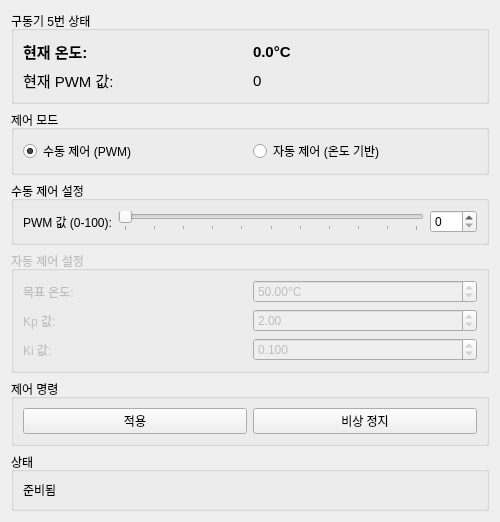
Qt form src/wearable_robot_rqt_plugins/resource/actuator_control.ui (dongsus41/WR_ws) before a commit.
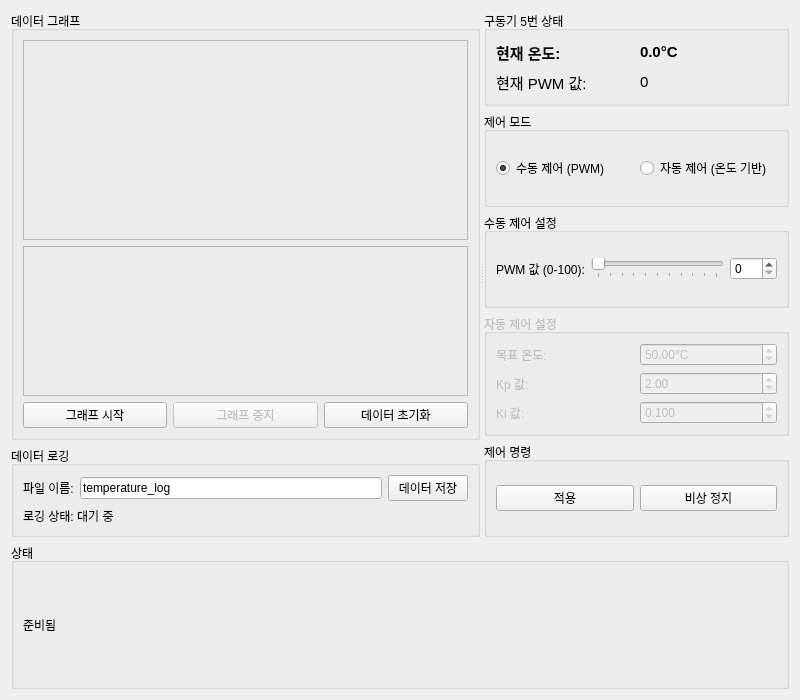
The same form after that commit.

```diff
--- a/src/wearable_robot_rqt_plugins/resource/actuator_control.ui
+++ b/src/wearable_robot_rqt_plugins/resource/actuator_control.ui
@@ -6,8 +6,8 @@
    <rect>
     <x>0</x>
     <y>0</y>
-    <width>500</width>
-    <height>400</height>
+    <width>800</width>
+    <height>700</height>
    </rect>
   </property>
   <property name="windowTitle">
@@ -15,6 +15,126 @@
   </property>
   <layout class="QVBoxLayout" name="verticalLayout">
    <item>
+    <widget class="QSplitter" name="splitter">
+     <property name="orientation">
+      <enum>Qt::Horizontal</enum>
+     </property>
+     <!-- 그래프 영역 (좌측) -->
+     <widget class="QWidget" name="graphAndLogWidget" native="true">
+      <layout class="QVBoxLayout" name="verticalLayout_3">
+       <item>
+        <widget class="QGroupBox" name="graph_group">
+         <property name="title">
+          <string>데이터 그래프</string>
+         </property>
+         <layout class="QVBoxLayout" name="verticalLayout_4">
+          <item>
+           <widget class="QFrame" name="temp_graph_frame">
+            <property name="minimumSize">
+             <size>
+              <width>400</width>
+              <height>200</height>
+             </size>
+            </property>
+            <property name="frameShape">
+             <enum>QFrame::StyledPanel</enum>
+            </property>
+            <property name="frameShadow">
+             <enum>QFrame::Raised</enum>
+            </property>
+           </widget>
+          </item>
+          <item>
+           <widget class="QFrame" name="pwm_graph_frame">
+            <property name="minimumSize">
+             <size>
+              <width>400</width>
+              <height>150</height>
+             </size>
+            </property>
+            <property name="frameShape">
+             <enum>QFrame::StyledPanel</enum>
+            </property>
+            <property name="frameShadow">
+             <enum>QFrame::Raised</enum>
+            </property>
+           </widget>
+          </item>
+          <item>
+           <layout class="QHBoxLayout" name="horizontalLayout_3">
+            <item>
+             <widget class="QPushButton" name="graph_start_button">
+              <property name="text">
+               <string>그래프 시작</string>
+              </property>
+             </widget>
+            </item>
+            <item>
+             <widget class="QPushButton" name="graph_stop_button">
+              <property name="text">
+               <string>그래프 중지</string>
+              </property>
+              <property name="enabled">
+               <bool>false</bool>
+              </property>
+             </widget>
+            </item>
+            <item>
+             <widget class="QPushButton" name="reset_graph_button">
+              <property name="text">
+               <string>데이터 초기화</string>
+              </property>
+             </widget>
+            </item>
+           </layout>
+          </item>
+         </layout>
+        </widget>
+       </item>
+       <item>
+        <widget class="QGroupBox" name="data_logging_group">
+         <property name="title">
+          <string>데이터 로깅</string>
+         </property>
+         <layout class="QGridLayout" name="gridLayout_4">
+          <item row="0" column="0">
+           <widget class="QLabel" name="label_6">
+            <property name="text">
+             <string>파일 이름:</string>
+            </property>
+           </widget>
+          </item>
+          <item row="0" column="1">
+           <widget class="QLineEdit" name="filename_edit">
+            <property name="text">
+             <string>temperature_log</string>
+            </property>
+           </widget>
+          </item>
+          <item row="0" column="2">
+           <widget class="QPushButton" name="save_data_button">
+            <property name="text">
+             <string>데이터 저장</string>
+            </property>
+           </widget>
+          </item>
+          <item row="1" column="0" colspan="3">
+           <widget class="QLabel" name="log_status_label">
+            <property name="text">
+             <string>로깅 상태: 대기 중</string>
+            </property>
+           </widget>
+          </item>
+         </layout>
+        </widget>
+       </item>
+      </layout>
+     </widget>
+
+     <!-- 제어 패널 (우측) -->
+     <widget class="QWidget" name="controlWidget" native="true">
+      <layout class="QVBoxLayout" name="verticalLayout_2">
+       <item>
     <widget class="QGroupBox" name="groupBox">
      <property name="title">
       <string>구동기 5번 상태</string>
@@ -250,12 +370,16 @@
      </layout>
     </widget>
    </item>
+      </layout>
+     </widget>
+    </widget>
+   </item>
    <item>
     <widget class="QGroupBox" name="groupBox_5">
      <property name="title">
       <string>상태</string>
      </property>
-     <layout class="QHBoxLayout" name="horizontalLayout_3">
+     <layout class="QHBoxLayout" name="horizontalLayout_4">
       <item>
        <widget class="QLabel" name="status_label">
         <property name="text">
```
Lines whose indentation alone changed are shown as unchanged.
